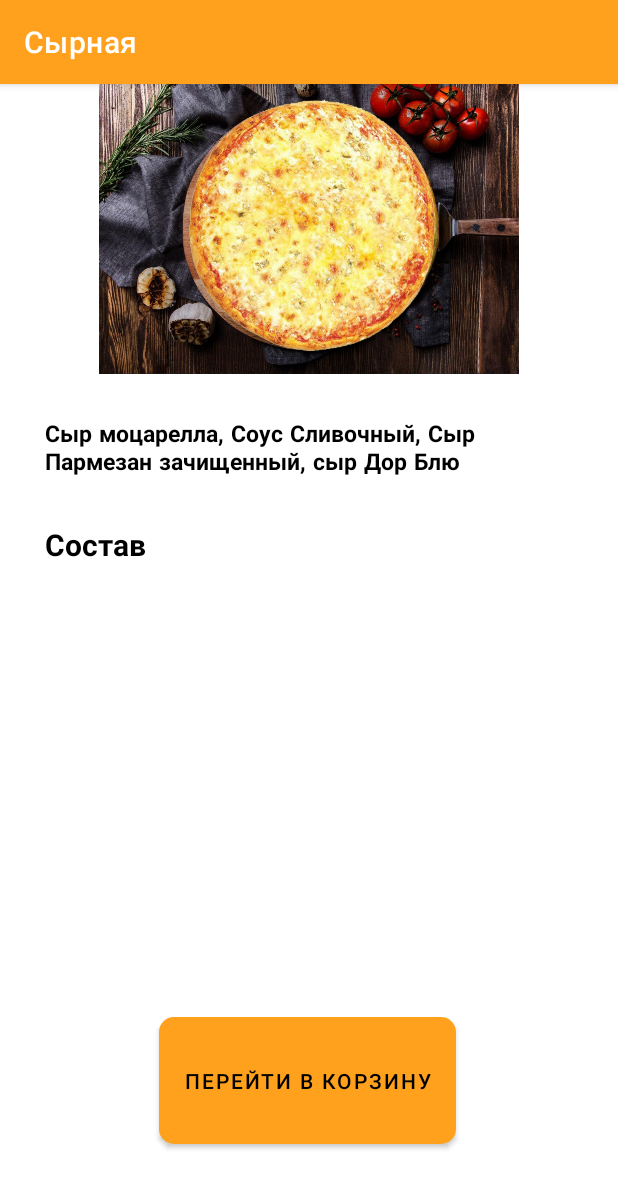
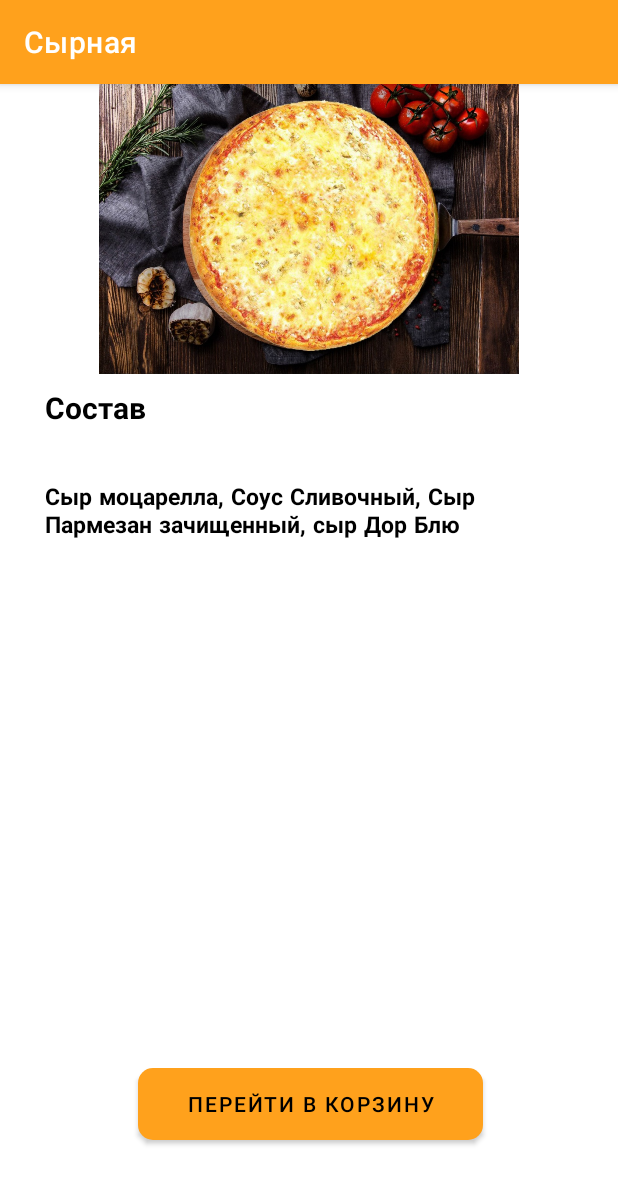
Before and after one commit to NikitaDex/Pizza-Proj, an Android app: the Chees_pizza screen opened directly, with no data from a screen before it, on a phone screen of 412 x 824 dp. Shown: the top 1188 px of the screen. Run offline under Robolectric (Android 15) with nearby library versions, the phone set to English and light mode, and no system bars; network calls fail.

Commit message:
order list

```diff
--- a/app/src/main/res/layout/activity_carbonara.xml
+++ b/app/src/main/res/layout/activity_carbonara.xml
@@ -8,7 +8,7 @@
 
     <Button
         android:id="@+id/button2"
-        android:layout_width="wrap_content"
+        android:layout_width="230dp"
         android:layout_height="wrap_content"
         android:layout_gravity="center"
         android:background="@drawable/rounder"
--- a/app/src/main/res/layout/activity_chees_pizza.xml
+++ b/app/src/main/res/layout/activity_chees_pizza.xml
@@ -8,26 +8,18 @@
 
     <Button
         android:id="@+id/button3"
-        android:layout_width="wrap_content"
+        android:layout_width="230dp"
         android:layout_height="wrap_content"
-        android:layout_alignParentStart="true"
-        android:layout_alignParentTop="true"
         android:layout_alignParentEnd="true"
         android:layout_alignParentBottom="true"
         android:layout_gravity="center"
-        android:layout_marginStart="106dp"
         android:layout_marginTop="622dp"
-        android:layout_marginEnd="108dp"
-        android:layout_marginBottom="61dp"
+        android:layout_marginEnd="90dp"
+        android:layout_marginBottom="64dp"
         android:background="@drawable/rounder"
         android:onClick="carb_bask2"
         android:text="Перейти в корзину"
-        android:textColor="@color/black"
-        app:layout_constraintBottom_toBottomOf="parent"
-        app:layout_constraintEnd_toEndOf="parent"
-        app:layout_constraintStart_toStartOf="parent"
-        app:layout_constraintTop_toTopOf="parent"
-        app:layout_constraintVertical_bias="0.896" />
+        android:textColor="@color/black" />
 
     <ImageView
         android:id="@+id/imageView5"
@@ -39,28 +31,28 @@
         android:id="@+id/textView24"
         android:layout_width="match_parent"
         android:layout_height="wrap_content"
+        android:layout_below="@id/imageView5"
         android:layout_marginLeft="30sp"
-        android:layout_marginTop="30sp"
+        android:layout_marginTop="72dp"
+
         android:layout_marginRight="30sp"
-
         android:fontFamily="@font/montserrat_bold"
         android:text="Сыр моцарелла, Соус Сливочный, Сыр Пармезан зачищенный, сыр Дор Блю"
         android:textColor="@color/black"
-        android:textSize="15dp"
-       android:layout_below="@id/imageView5" />
+        android:textSize="15dp" />
 
     <TextView
         android:id="@+id/textView23"
         android:layout_width="match_parent"
         android:layout_height="36dp"
+        android:layout_below="@+id/textView24"
         android:layout_marginLeft="30sp"
-        android:layout_marginTop="30sp"
+        android:layout_marginTop="-103dp"
         android:layout_marginRight="30sp"
         android:fontFamily="@font/montserrat_bold"
         android:text="Состав"
         android:textColor="@color/black"
-        android:textSize="20dp"
-      android:layout_below="@+id/textView24" />
+        android:textSize="20dp" />
 
 
 </RelativeLayout>
```
Also changed, not shown: app/src/main/res/layout/activity_four_season.xml (+3 -6 lines), app/src/main/res/layout/activity_mashroom_pizza.xml (+3 -6 lines), 6 other files.
